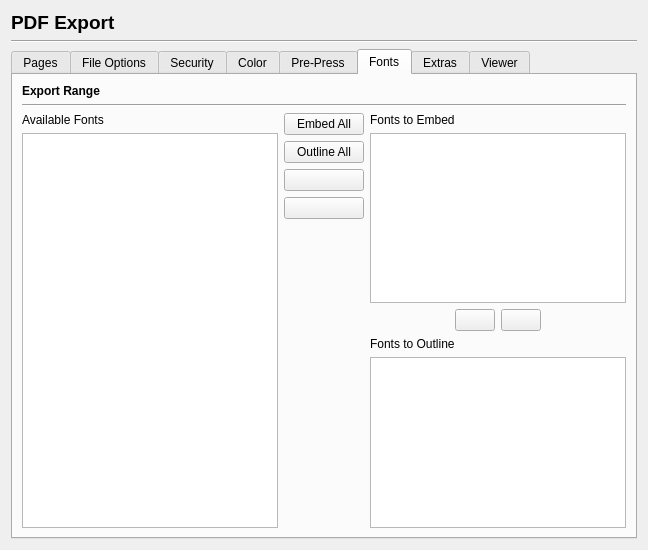
The window that scribus/ui/prefs_pdfexportbase.ui (scribusproject/scribus) describes before a commit, drawn with Qt 5.
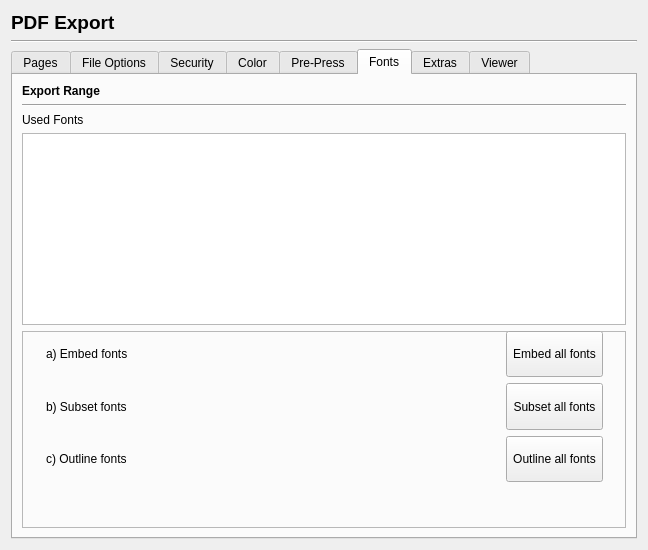
The same window after the commit. The open tabs and pages were chosen to show the change. Custom widgets are drawn as their Qt base class.

Commit message: PDF refactoring (use QByteArray everywhere) and new font subsetting

```diff
--- a/scribus/ui/prefs_pdfexportbase.ui
+++ b/scribus/ui/prefs_pdfexportbase.ui
@@ -1301,131 +1301,168 @@
            <item>
             <widget class="QLabel" name="availableListLabel">
              <property name="text">
-              <string>Available Fonts</string>
+              <string>Used Fonts</string>
              </property>
             </widget>
            </item>
            <item>
-            <widget class="QListWidget" name="availableFontsListWidget"/>
-           </item>
-          </layout>
-         </item>
-         <item>
-          <layout class="QVBoxLayout" name="verticalLayout_10">
-           <item>
-            <widget class="QPushButton" name="embedAllButton">
-             <property name="text">
-              <string>Embed All</string>
+            <widget class="QTableView" name="FontTable">
+             <property name="sizePolicy">
+              <sizepolicy hsizetype="Expanding" vsizetype="Expanding">
+               <horstretch>0</horstretch>
+               <verstretch>0</verstretch>
+              </sizepolicy>
              </property>
             </widget>
            </item>
            <item>
-            <widget class="QPushButton" name="outlineAllButton">
-             <property name="text">
-              <string>Outline All</string>
+            <widget class="QFrame" name="frame">
+             <property name="sizePolicy">
+              <sizepolicy hsizetype="Preferred" vsizetype="Preferred">
+               <horstretch>0</horstretch>
+               <verstretch>1</verstretch>
+              </sizepolicy>
              </property>
-            </widget>
-           </item>
-           <item>
-            <widget class="QPushButton" name="toEmbedButton">
-             <property name="text">
-              <string/>
+             <property name="frameShape">
+              <enum>QFrame::StyledPanel</enum>
              </property>
-            </widget>
-           </item>
-           <item>
-            <widget class="QPushButton" name="fromEmbedButton">
-             <property name="text">
-              <string/>
+             <property name="frameShadow">
+              <enum>QFrame::Raised</enum>
              </property>
-            </widget>
-           </item>
-           <item>
-            <spacer name="verticalSpacer_14">
-             <property name="orientation">
-              <enum>Qt::Vertical</enum>
-             </property>
-             <property name="sizeHint" stdset="0">
-              <size>
-               <width>20</width>
-               <height>40</height>
-              </size>
-             </property>
-            </spacer>
-           </item>
-          </layout>
-         </item>
-         <item>
-          <layout class="QVBoxLayout" name="verticalLayout_9">
-           <item>
-            <widget class="QLabel" name="embedListLabel">
-             <property name="text">
-              <string>Fonts to Embed</string>
-             </property>
-            </widget>
-           </item>
-           <item>
-            <widget class="QListWidget" name="embeddedFontsListWidget"/>
-           </item>
-           <item>
-            <layout class="QHBoxLayout" name="horizontalLayout_7">
-             <item>
-              <spacer name="horizontalSpacer_7">
-               <property name="orientation">
-                <enum>Qt::Horizontal</enum>
+             <widget class="QWidget" name="gridLayoutWidget">
+              <property name="geometry">
+               <rect>
+                <x>0</x>
+                <y>0</y>
+                <width>581</width>
+                <height>151</height>
+               </rect>
+              </property>
+              <layout class="QGridLayout" name="gridLayout_2" columnstretch="1,0">
+               <property name="sizeConstraint">
+                <enum>QLayout::SetDefaultConstraint</enum>
                </property>
-               <property name="sizeHint" stdset="0">
-                <size>
-                 <width>40</width>
-                 <height>20</height>
-                </size>
+               <property name="topMargin">
+                <number>0</number>
                </property>
-              </spacer>
-             </item>
-             <item>
-              <widget class="QPushButton" name="fromOutlineButton">
-               <property name="font">
-                <font>
-                 <stylestrategy>PreferDefault</stylestrategy>
-                </font>
+               <property name="horizontalSpacing">
+                <number>0</number>
                </property>
-               <property name="text">
-                <string/>
+               <property name="verticalSpacing">
+                <number>-1</number>
                </property>
-              </widget>
-             </item>
-             <item>
-              <widget class="QPushButton" name="toOutlineButton">
-               <property name="text">
-                <string/>
-               </property>
-              </widget>
-             </item>
-             <item>
-              <spacer name="horizontalSpacer_8">
-               <property name="orientation">
-                <enum>Qt::Horizontal</enum>
-               </property>
-               <property name="sizeHint" stdset="0">
-                <size>
-                 <width>40</width>
-                 <height>20</height>
-                </size>
-               </property>
-              </spacer>
-             </item>
-            </layout>
-           </item>
-           <item>
-            <widget class="QLabel" name="outlineListLabel">
-             <property name="text">
-              <string>Fonts to Outline</string>
-             </property>
+               <item row="0" column="0">
+                <widget class="QLabel" name="label_45">
+                 <property name="sizePolicy">
+                  <sizepolicy hsizetype="Preferred" vsizetype="Minimum">
+                   <horstretch>0</horstretch>
+                   <verstretch>0</verstretch>
+                  </sizepolicy>
+                 </property>
+                 <property name="locale">
+                  <locale language="C" country="AnyCountry"/>
+                 </property>
+                 <property name="text">
+                  <string>a) Embed fonts</string>
+                 </property>
+                 <property name="alignment">
+                  <set>Qt::AlignLeading|Qt::AlignLeft|Qt::AlignVCenter</set>
+                 </property>
+                 <property name="indent">
+                  <number>24</number>
+                 </property>
+                </widget>
+               </item>
+               <item row="2" column="0">
+                <widget class="QLabel" name="label_46">
+                 <property name="sizePolicy">
+                  <sizepolicy hsizetype="Preferred" vsizetype="Minimum">
+                   <horstretch>0</horstretch>
+                   <verstretch>0</verstretch>
+                  </sizepolicy>
+                 </property>
+                 <property name="locale">
+                  <locale language="C" country="AnyCountry"/>
+                 </property>
+                 <property name="text">
+                  <string>c) Outline fonts</string>
+                 </property>
+                 <property name="indent">
+                  <number>24</number>
+                 </property>
+                </widget>
+               </item>
+               <item row="1" column="1">
+                <widget class="QToolButton" name="SubsetAllFontsButton">
+                 <property name="sizePolicy">
+                  <sizepolicy hsizetype="Minimum" vsizetype="Minimum">
+                   <horstretch>0</horstretch>
+                   <verstretch>0</verstretch>
+                  </sizepolicy>
+                 </property>
+                 <property name="locale">
+                  <locale language="C" country="AnyCountry"/>
+                 </property>
+                 <property name="text">
+                  <string>Subset all fonts</string>
+                 </property>
+                </widget>
+               </item>
+               <item row="1" column="0">
+                <widget class="QLabel" name="label_44">
+                 <property name="sizePolicy">
+                  <sizepolicy hsizetype="Preferred" vsizetype="Minimum">
+                   <horstretch>0</horstretch>
+                   <verstretch>0</verstretch>
+                  </sizepolicy>
+                 </property>
+                 <property name="locale">
+                  <locale language="C" country="AnyCountry"/>
+                 </property>
+                 <property name="text">
+                  <string>b) Subset fonts</string>
+                 </property>
+                 <property name="indent">
+                  <number>24</number>
+                 </property>
+                </widget>
+               </item>
+               <item row="2" column="1">
+                <widget class="QToolButton" name="OutlineAllFontsButton">
+                 <property name="sizePolicy">
+                  <sizepolicy hsizetype="Minimum" vsizetype="Minimum">
+                   <horstretch>0</horstretch>
+                   <verstretch>0</verstretch>
+                  </sizepolicy>
+                 </property>
+                 <property name="text">
+                  <string>Outline all fonts</string>
+                 </property>
+                </widget>
+               </item>
+               <item row="0" column="1">
+                <widget class="QToolButton" name="EmbedAllFontsButton">
+                 <property name="sizePolicy">
+                  <sizepolicy hsizetype="Minimum" vsizetype="Minimum">
+                   <horstretch>0</horstretch>
+                   <verstretch>0</verstretch>
+                  </sizepolicy>
+                 </property>
+                 <property name="locale">
+                  <locale language="C" country="AnyCountry"/>
+                 </property>
+                 <property name="text">
+                  <string>Embed all fonts</string>
+                 </property>
+                 <property name="autoExclusive">
+                  <bool>false</bool>
+                 </property>
+                </widget>
+               </item>
+              </layout>
+             </widget>
             </widget>
            </item>
-           <item>
-            <widget class="QListWidget" name="outlinedFontsListWidget"/>
-           </item>
           </layout>
          </item>
         </layout>
```
Left out of the diff: 33 changed lines with no effect on the pictures. The commit also changes 41 other files.
